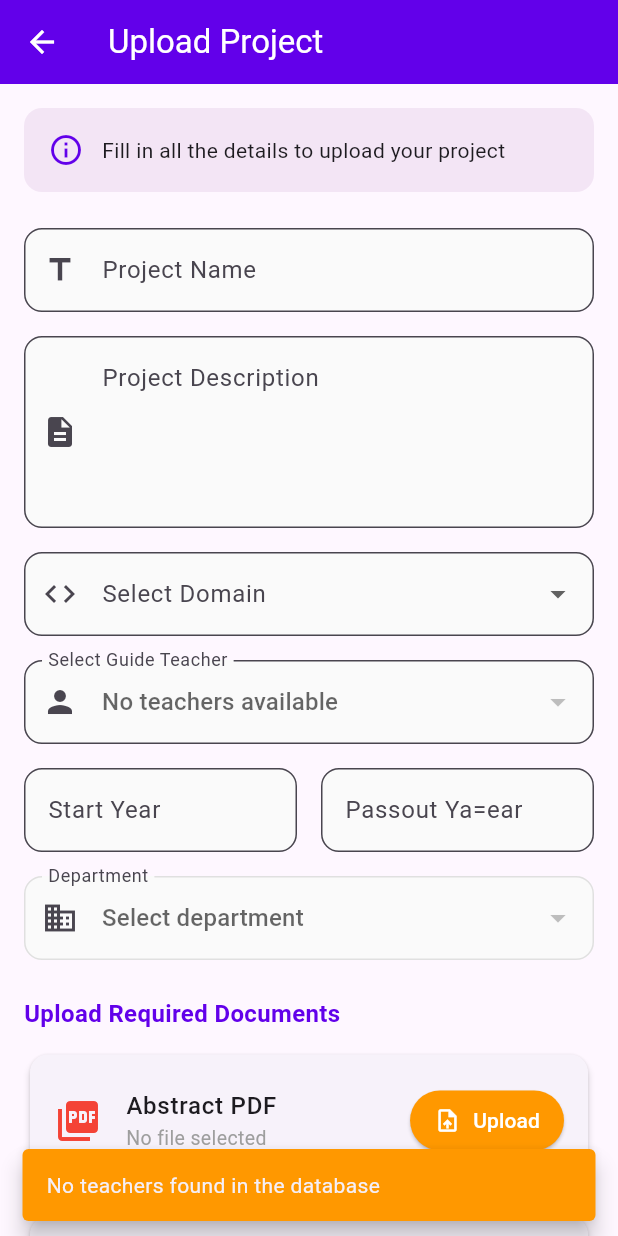
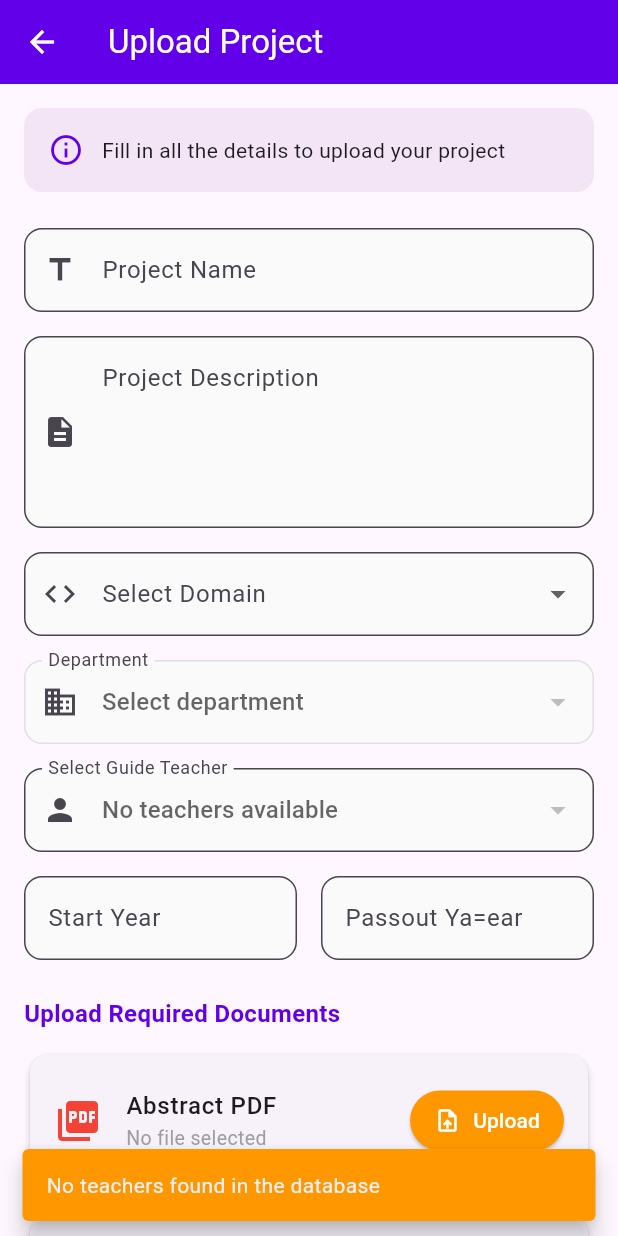
Before and after one commit to fasnafebin24/smartalloc, a Flutter app: the UploadProjectPage screen opened directly, on a phone screen of 412 x 824 dp. Run offline on Flutter 3.47's test engine with Material 3 defaults, Android fonts, the light colour scheme and no system bars; our stand-ins replace cloud_firestore, file_picker, firebase_auth, firebase_core, image_picker, shared_preferences; accounts and stored records are empty.

Commit message:
update chnages

```diff
--- a/lib/features/admin/project/uploadproject_screen.dart
+++ b/lib/features/admin/project/uploadproject_screen.dart
@@ -4,7 +4,6 @@ import 'package:cloud_firestore/cloud_firestore.dart';
 import 'package:image_picker/image_picker.dart';
 import 'package:smartalloc/utils/helper/helper_cloudinary.dart';
 import 'package:smartalloc/utils/methods/customsnackbar.dart';
-import 'dart:io';
 
 import 'package:uuid/uuid.dart';
 
@@ -31,7 +30,8 @@ class _UploadProjectPageState extends State<UploadProjectPage> {
   String? selectedTeacherName;
   String? selectedTeacherEmail;
   String? _selectedDepartment;
-  List<String> _departments = []; // List to store departments from Firebase
+  String? _selectedDepartmentCode;
+  List<Map<String,dynamic>> _departments = []; // List to store departments from Firebase
   bool _isLoadingDepartments = true;
 
   final List<String> domains = [
@@ -63,7 +63,10 @@ Future<void> _loadDepartments() async {
 
       setState(() {
         _departments = snapshot.docs
-            .map((doc) => doc.data()['title'] as String)
+            .map((doc) => {
+              'code':doc.data()['code'] as String,
+              'title':doc.data()['title'] as String,
+              })
             .toList();
         _isLoadingDepartments = false;
       });
@@ -87,6 +90,7 @@ Future<void> _loadDepartments() async {
           .collection('Users')
           .where('role', isEqualTo: 'teacher')
           .where('status', isEqualTo: 1)
+          .where('department', isEqualTo: _selectedDepartmentCode)
           .get();
 
       List<Map<String, dynamic>> fetchedTeachers = [];
@@ -231,6 +235,7 @@ Future<void> _loadDepartments() async {
         'startyear': startYearCtrl.text,
         'endyear': endYearCtrl.text,
         'department': _selectedDepartment,
+        'departmentcode': _selectedDepartmentCode,
         'status': 'pending',
       };
 
@@ -378,6 +383,73 @@ Future<void> _loadDepartments() async {
                     });
                   },
                 ),
+                  SizedBox(height: 16,),
+                DropdownButtonFormField<String>(
+                            initialValue: _selectedDepartment,
+                            decoration: InputDecoration(
+                              labelText: "Department",
+                              prefixIcon: const Icon(Icons.business_outlined),
+                              border: OutlineInputBorder(
+                                borderRadius: BorderRadius.circular(12),
+                              ),
+                              enabledBorder: OutlineInputBorder(
+                                borderRadius: BorderRadius.circular(12),
+                                borderSide: const BorderSide(
+                                  color: Color(0xFFE0E0E0),
+                                ),
+                              ),
+                              focusedBorder: OutlineInputBorder(
+                                borderRadius: BorderRadius.circular(12),
+                                borderSide: const BorderSide(
+                                  color: Color(0xFF8C7CD4),
+                                  width: 2,
+                                ),
+                              ),
+                              filled: true,
+                              fillColor: Colors.grey[50],
+                            ),
+                            items: _isLoadingDepartments
+                                ? []
+                                : _departments
+                                    .map((department) => DropdownMenuItem<String>(
+                                          value: department['title'],
+                                          child: Text(department['title']),
+                                        ))
+                                    .toList(),
+                            onChanged: _isLoadingDepartments
+                                ? null
+                                : (value) {
+                                   var deprt = _departments.firstWhere(
+                              (t) => t['title'] == value,
+                            );
+                                    setState(() {
+                                      _selectedDepartment = value;
+                                      _selectedDepartmentCode = deprt['code'];
+                                    });
+                                    fetchTeachers();
+                                  },
+                            hint: _isLoadingDepartments
+                                ? const Row(
+                                    children: [
+                                      SizedBox(
+                                        width: 16,
+                                        height: 16,
+                                        child: CircularProgressIndicator(
+                                          strokeWidth: 2,
+                                        ),
+                                      ),
+                                      SizedBox(width: 12),
+                                      Text('Loading departments...'),
+                                    ],
+                                  )
+                                : const Text('Select department'),
+                            validator: (value) {
+                              if (value == null || value.isEmpty) {
+                                return "Please select a department";
+                              }
+                              return null;
+                            },
+                          ),
                 const SizedBox(height: 16),
 
                 // Teacher Selection Dropdown
@@ -477,68 +549,7 @@ Future<void> _loadDepartments() async {
                     ),
                   ],
                 ),
-                SizedBox(height: 16,),
-                DropdownButtonFormField<String>(
-                            value: _selectedDepartment,
-                            decoration: InputDecoration(
-                              labelText: "Department",
-                              prefixIcon: const Icon(Icons.business_outlined),
-                              border: OutlineInputBorder(
-                                borderRadius: BorderRadius.circular(12),
-                              ),
-                              enabledBorder: OutlineInputBorder(
-                                borderRadius: BorderRadius.circular(12),
-                                borderSide: const BorderSide(
-                                  color: Color(0xFFE0E0E0),
-                                ),
-                              ),
-                              focusedBorder: OutlineInputBorder(
-                                borderRadius: BorderRadius.circular(12),
-                                borderSide: const BorderSide(
-                                  color: Color(0xFF8C7CD4),
-                                  width: 2,
-                                ),
-                              ),
-                              filled: true,
-                              fillColor: Colors.grey[50],
-                            ),
-                            items: _isLoadingDepartments
-                                ? []
-                                : _departments
-                                    .map((department) => DropdownMenuItem(
-                                          value: department,
-                                          child: Text(department),
-                                        ))
-                                    .toList(),
-                            onChanged: _isLoadingDepartments
-                                ? null
-                                : (value) {
-                                    setState(() {
-                                      _selectedDepartment = value;
-                                    });
-                                  },
-                            hint: _isLoadingDepartments
-                                ? const Row(
-                                    children: [
-                                      SizedBox(
-                                        width: 16,
-                                        height: 16,
-                                        child: CircularProgressIndicator(
-                                          strokeWidth: 2,
-                                        ),
-                                      ),
-                                      SizedBox(width: 12),
-                                      Text('Loading departments...'),
-                                    ],
-                                  )
-                                : const Text('Select department'),
-                            validator: (value) {
-                              if (value == null || value.isEmpty) {
-                                return "Please select a department";
-                              }
-                              return null;
-                            },
-                          ),
+
                 const SizedBox(height: 24),
 
                 // PDFs Section Header
--- a/lib/features/home/home _screen.dart
+++ b/lib/features/home/home _screen.dart
@@ -1,3 +1,5 @@
+// ignore_for_file: use_build_context_synchronously
+
 import 'package:flutter/material.dart';
 import 'package:shared_preferences/shared_preferences.dart';
 import 'package:smartalloc/features/authentification/login_screen.dart';
```
Also changed, not shown: lib/features/authentification/login_screen.dart (+127 -55 lines), lib/features/authentification/signup_screen.dart (+28 -8 lines), pubspec.lock.
